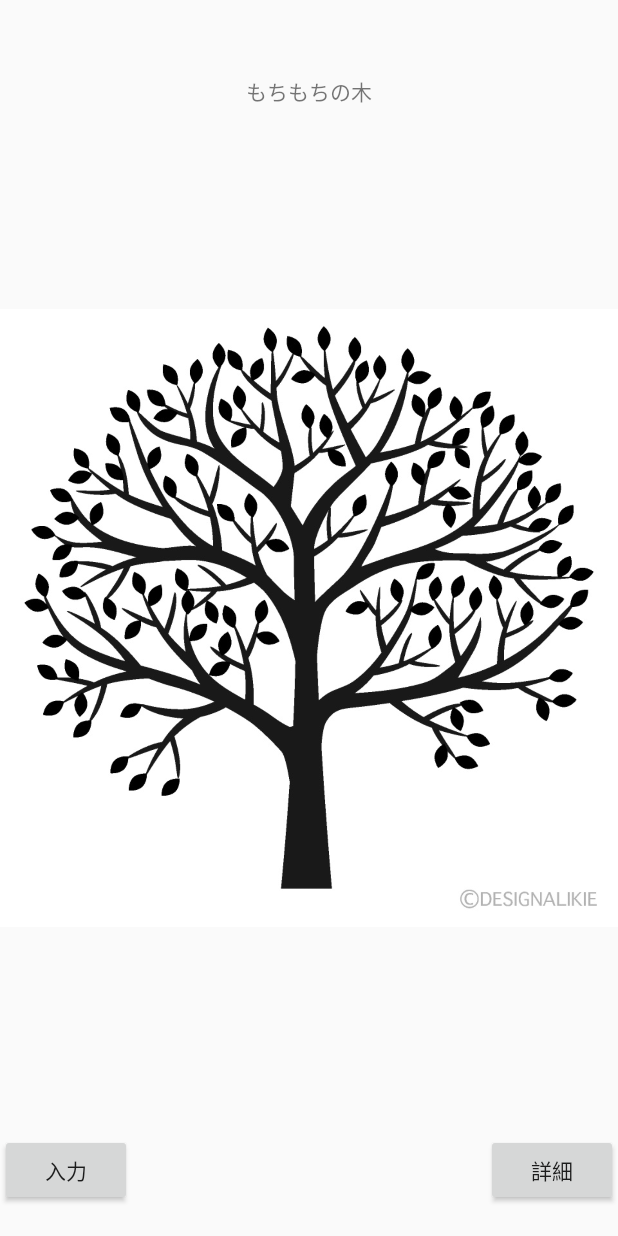
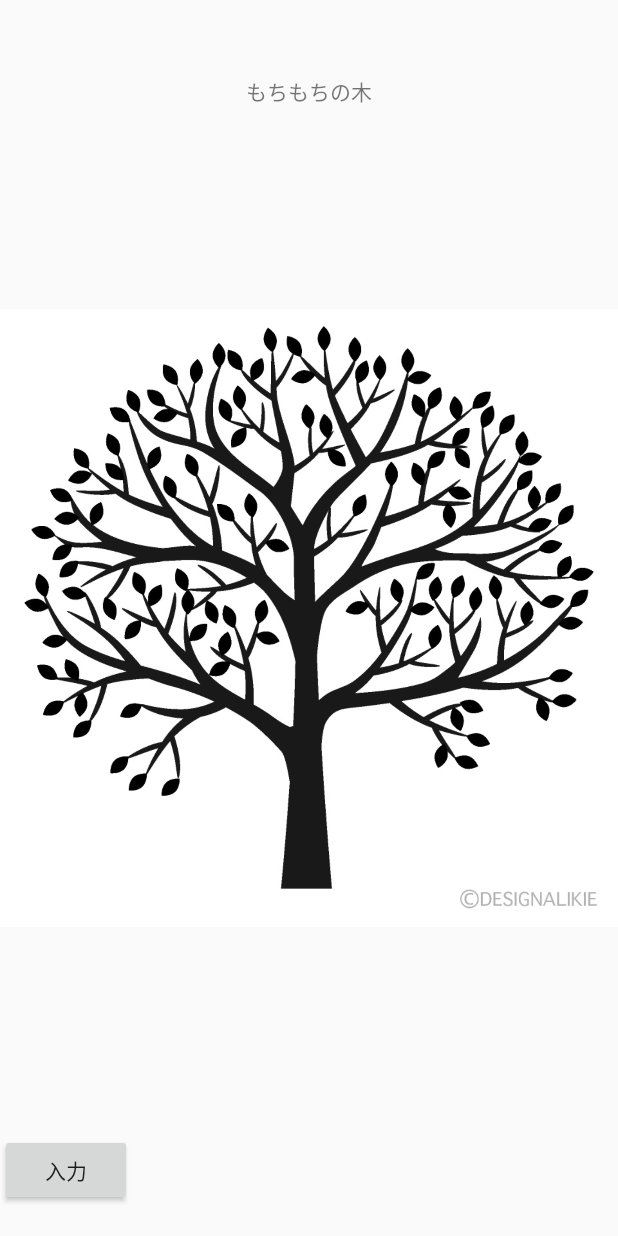
Before and after one commit to ykare/viola, an Android app: the layout activity_main.xml on its own in the app's theme, with its tools: preview values and no code run, on a phone screen of 412 x 824 dp. Run offline under Robolectric (Android 15) with nearby library versions, the phone set to English and light mode, and no system bars.

Commit message:
Yatoo dekita!

```diff
--- a/app/src/main/res/layout/activity_main.xml
+++ b/app/src/main/res/layout/activity_main.xml
@@ -29,14 +29,4 @@
         android:layout_marginBottom="20dp"
         android:text="入力" />
 
-    <Button
-        android:id="@+id/btnDetail"
-        android:layout_width="wrap_content"
-        android:layout_height="wrap_content"
-        android:layout_alignRight="@id/imageOfTree"
-        android:layout_alignBottom="@id/imageOfTree"
-        android:layout_marginBottom="20dp"
-
-        android:text="詳細" />
-
 </RelativeLayout>
```
Also changed, not shown: app/src/main/java/tgh2020/viola/MainActivity.java (+75 -66 lines).
